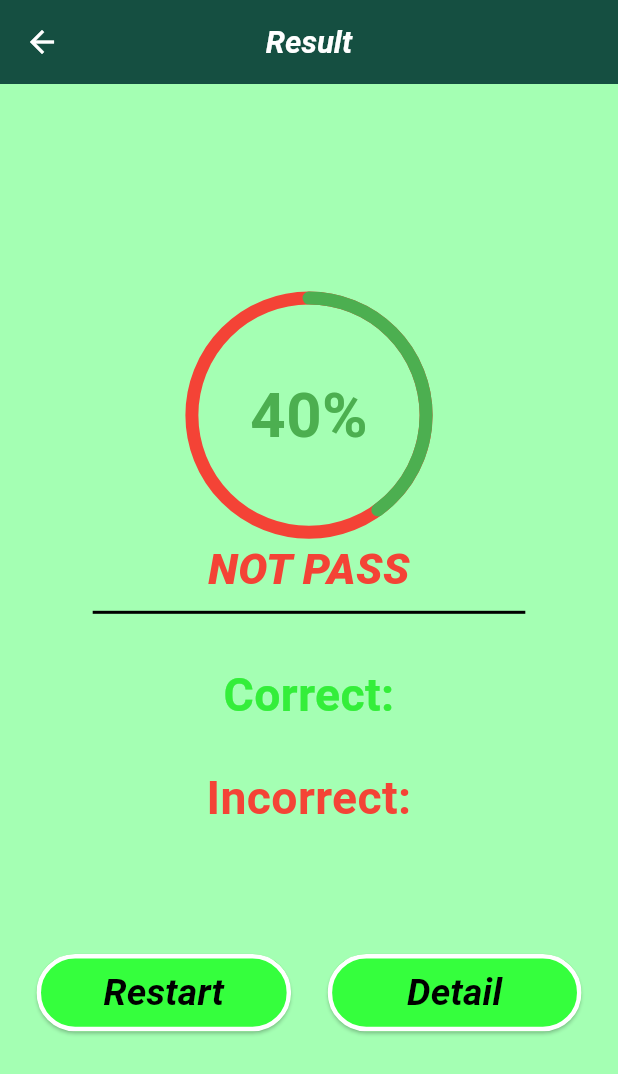
After one commit to nguyenntce/SU24-SEP490-KoreanDictionary-Mobile_app, a Flutter app: the ResultQuizScreen screen opened directly, on a phone screen of 412 x 824 dp. The commit adds this screen. Shown: the top 1074 px of the screen. Run offline on Flutter 3.47's test engine with Material 3 defaults, Android fonts, the phone set to English and light mode, and no system bars; drawn by our look-alikes of percent_indicator; our stand-ins replace country_picker, firebase_auth, firebase_core, flip_card, fluttertoast, google_sign_in and 1 more; accounts and stored records are empty; generated files the repository leaves out were written again.

Commit message:
add screen type quiz, result quiz

```diff
--- /dev/null
+++ b/lib/pages/pages_menu/page_quiz/detailresult_quiz_screen.dart
@@ -0,0 +1,64 @@
+import 'package:flutter/material.dart';
+
+class DetailresultQuizScreen extends StatefulWidget {
+  const DetailresultQuizScreen({super.key});
+
+  @override
+  State<DetailresultQuizScreen> createState() => _DetailresultQuizScreenState();
+}
+
+class _DetailresultQuizScreenState extends State<DetailresultQuizScreen> {
+  @override
+  Widget build(BuildContext context) {
+    double screenWidth = MediaQuery.of(context).size.width;
+    double screenHeight = MediaQuery.of(context).size.height;
+    double titleFontSize = screenWidth * 0.05;
+    double imageContainerHeight = screenHeight * 0.1;
+
+    return Scaffold(
+      backgroundColor: Color(0xFFA4FFB3),
+      appBar: AppBar(
+        backgroundColor: Color(0xFF154F41),
+        leading: IconButton(
+          icon: Icon(Icons.arrow_back, color: Colors.white),
+          onPressed: () {
+            Navigator.of(context).pop();
+          },
+        ),
+        title: Text(
+          'Setting',
+          style: TextStyle(
+            fontSize: titleFontSize * 1.5,
+            fontWeight: FontWeight.bold,
+            fontStyle: FontStyle.italic,
+            color: Colors.white,
+          ),
+        ),
+        centerTitle: true,
+      ),
+      body: ListView(
+        children: [
+          Padding(
+            padding: EdgeInsets.symmetric(horizontal: screenWidth * 0.00),
+            child: Container(
+              decoration: BoxDecoration(
+                color: Colors.white,
+                border: Border.all(
+                  color: Colors.black,
+                  width: 1,
+                ),
+              ),
+              height: imageContainerHeight,
+              width: double.infinity,
+              child: Row(
+                children: [
+                  SizedBox(width: screenWidth * 0.05),
+                ],
+              ),
+            ),
+          ),
+        ],
+      ),
+    );
+  }
+}
--- a/lib/pages/pages_menu/page_quiz/listenandfillword_screen.dart
+++ b/lib/pages/pages_menu/page_quiz/listenandfillword_screen.dart
@@ -2,6 +2,7 @@ import 'package:flutter/material.dart';
 import 'dart:async';
 
 import 'package:myapp/pages/home_screen.dart';
+import 'package:myapp/pages/pages_menu/page_quiz/result_quiz_screen.dart';
 
 class ListenandfillwordScreen extends StatefulWidget {
   final int durationInSeconds;
@@ -150,7 +151,7 @@ class _ListenandfillwordScreenState extends State<ListenandfillwordScreen> {
                           stopTimer();
                           Navigator.of(context).pushReplacement(
                             MaterialPageRoute(
-                              builder: (context) => HomeScreen(),
+                              builder: (context) => ResultQuizScreen(),
                             ),
                           );
                         },
--- a/lib/pages/pages_menu/page_quiz/pictureandchooseword_screen.dart
+++ b/lib/pages/pages_menu/page_quiz/pictureandchooseword_screen.dart
@@ -2,6 +2,7 @@ import 'package:flutter/material.dart';
 import 'dart:async';
 
 import 'package:myapp/pages/home_screen.dart';
+import 'package:myapp/pages/pages_menu/page_quiz/result_quiz_screen.dart';
 
 class PictureandchoosewordScreen extends StatefulWidget {
   final int durationInSeconds;
@@ -165,7 +166,7 @@ class _ListenandfillwordScreenState extends State<PictureandchoosewordScreen> {
                           stopTimer();
                           Navigator.of(context).pushReplacement(
                             MaterialPageRoute(
-                              builder: (context) => HomeScreen(),
+                              builder: (context) => ResultQuizScreen(),
                             ),
                           );
                         },
--- a/lib/pages/pages_menu/page_quiz/questionandchoosepicture_screen.dart
+++ b/lib/pages/pages_menu/page_quiz/questionandchoosepicture_screen.dart
@@ -2,6 +2,7 @@ import 'package:flutter/material.dart';
 import 'dart:async';
 
 import 'package:myapp/pages/home_screen.dart';
+import 'package:myapp/pages/pages_menu/page_quiz/result_quiz_screen.dart';
 
 class QuestionandchoosepictureScreen extends StatefulWidget {
   final int durationInSeconds;
@@ -151,7 +152,7 @@ class _ListenandfillwordScreenState
                           stopTimer();
                           Navigator.of(context).pushReplacement(
                             MaterialPageRoute(
-                              builder: (context) => HomeScreen(),
+                              builder: (context) => ResultQuizScreen(),
                             ),
                           );
                         },
--- /dev/null
+++ b/lib/pages/pages_menu/page_quiz/result_quiz_screen.dart
@@ -0,0 +1,214 @@
+import 'package:flutter/material.dart';
+import 'package:myapp/pages/pages_menu/page_quiz/detailresult_quiz_screen.dart';
+import 'package:percent_indicator/percent_indicator.dart';
+
+class ResultQuizScreen extends StatefulWidget {
+  @override
+  _ResultQuizScreenState createState() => _ResultQuizScreenState();
+}
+
+class _ResultQuizScreenState extends State<ResultQuizScreen> {
+  static const double _titleFontSizeRatio = 0.05;
+  static const double _indicatorSizeRatio = 0.2;
+  static const double _indicatorLineWidthRatio = 0.021;
+  static const double _indicatorTextSizeRatio = 0.1;
+  static const double _appBarHeight = kToolbarHeight;
+
+  double _percent = 0.4; // Thay đổi giá trị percent tùy thuộc vào kết quả
+
+  @override
+  Widget build(BuildContext context) {
+    double screenWidth = MediaQuery.of(context).size.width;
+    double screenHeight = MediaQuery.of(context).size.height;
+    double titleFontSize = screenWidth * _titleFontSizeRatio;
+    double indicatorSize = screenWidth * _indicatorSizeRatio;
+    double indicatorLineWidth = screenWidth * _indicatorLineWidthRatio;
+    double indicatorTextSize = screenWidth * _indicatorTextSizeRatio;
+    double editFontSize = screenWidth * 0.05;
+    return Scaffold(
+      backgroundColor: const Color(0xFFA4FFB3),
+      appBar: AppBar(
+        backgroundColor: Color(0xFF154F41),
+        leading: IconButton(
+          icon: Icon(Icons.arrow_back, color: Colors.white),
+          onPressed: () {
+            Navigator.of(context).pop();
+          },
+        ),
+        title: Text(
+          'Result',
+          style: TextStyle(
+            fontSize: titleFontSize,
+            fontWeight: FontWeight.bold,
+            fontStyle: FontStyle.italic,
+            color: Colors.white,
+          ),
+        ),
+        centerTitle: true,
+      ),
+      body: Stack(
+        children: [
+          Positioned(
+            top: _appBarHeight + screenHeight * 0.1,
+            left: screenWidth * 0.3,
+            child: Column(
+              mainAxisAlignment: MainAxisAlignment.center,
+              children: [
+                CircularPercentIndicator(
+                  animation: true,
+                  animationDuration: 1000,
+                  radius: indicatorSize,
+                  lineWidth: indicatorLineWidth,
+                  percent: _percent,
+                  progressColor: Colors.green,
+                  backgroundColor: Colors.red,
+                  circularStrokeCap: CircularStrokeCap.round,
+                  center: AnimatedSwitcher(
+                    duration: Duration(milliseconds: 500),
+                    child: Text(
+                      '${(_percent * 100).toStringAsFixed(0)}%',
+                      key: ValueKey<double>(_percent),
+                      style: TextStyle(
+                        fontSize: indicatorTextSize,
+                        fontWeight: FontWeight.bold,
+                        color: Colors.green,
+                      ),
+                    ),
+                  ),
+                ),
+                SizedBox(
+                  height: screenHeight * 0.08,
+                ),
+              ],
+            ),
+          ),
+          Positioned(
+            top: _appBarHeight + screenHeight * 0.3,
+            left: 0,
+            right: 0,
+            child: Column(
+              children: [
+                Text(
+                  'NOT PASS',
+                  textAlign: TextAlign.center,
+                  style: TextStyle(
+                    fontSize: editFontSize * 1.4,
+                    fontWeight: FontWeight.w800,
+                    color: Colors.red,
+                    fontStyle: FontStyle.italic,
+                  ),
+                ),
+                Padding(
+                  padding: EdgeInsets.symmetric(
+                    horizontal: screenWidth * 0.15,
+                  ),
+                  child: Divider(
+                    color: Colors.black,
+                    thickness: 2,
+                  ),
+                ),
+                SizedBox(height: screenHeight * 0.03),
+                Text(
+                  'Correct:',
+                  textAlign: TextAlign.center,
+                  style: TextStyle(
+                    fontSize: editFontSize * 1.5,
+                    fontWeight: FontWeight.bold,
+                    color: const Color.fromARGB(255, 52, 238, 58),
+                  ),
+                ),
+                SizedBox(height: screenHeight * 0.03),
+                Text(
+                  'Incorrect:',
+                  textAlign: TextAlign.center,
+                  style: TextStyle(
+                    fontSize: editFontSize * 1.5,
+                    fontWeight: FontWeight.bold,
+                    color: Colors.red,
+                  ),
+                ),
+                SizedBox(height: screenHeight * 0.1), // Add some space
+                Row(
+                  mainAxisAlignment: MainAxisAlignment.spaceEvenly,
+                  children: [
+                    ElevatedButton(
+                      onPressed: () {
+                        // Code xử lý khi nhấn nút Restart
+                      },
+                      style: ElevatedButton.styleFrom(
+                        backgroundColor: Color(0xFF35FF3D),
+                        shape: RoundedRectangleBorder(
+                          borderRadius: BorderRadius.circular(30.0),
+                        ),
+                        side: BorderSide(
+                          width: 3,
+                          color: Colors.white,
+                        ),
+                      ),
+                      child: Padding(
+                        padding: EdgeInsets.symmetric(
+                          horizontal: screenWidth * 0.05,
+                          vertical: screenHeight * 0.01,
+                        ),
+                        child: Text(
+                          'Restart',
+                          style: TextStyle(
+                            fontSize: titleFontSize * 1.2,
+                            color: Colors.black,
+                            fontWeight: FontWeight.bold,
+                            fontStyle: FontStyle.italic,
+                          ),
+                        ),
+                      ),
+                    ),
+                    ElevatedButton(
+                      onPressed: () {
+                        // Code xử lý khi nhấn nút Detail
+                      },
+                      style: ElevatedButton.styleFrom(
+                        backgroundColor: Color(0xFF35FF3D),
+                        shape: RoundedRectangleBorder(
+                          borderRadius: BorderRadius.circular(30.0),
+                        ),
+                        side: BorderSide(
+                          width: 3,
+                          color: Colors.white,
+                        ),
+                      ),
+                      child: Padding(
+                        padding: EdgeInsets.symmetric(
+                          horizontal: screenWidth * 0.07,
+                          vertical: screenHeight * 0.01,
+                        ),
+                        child: GestureDetector(
+                          onTap: () {
+                            // Thực hiện hành động khi nhấn vào phần tử này
+                            Navigator.push(
+                              context,
+                              MaterialPageRoute(
+                                  builder: (context) =>
+                                      DetailresultQuizScreen()),
+                            );
+                          },
+                          child: Text(
+                            'Detail',
+                            style: TextStyle(
+                              fontSize: titleFontSize * 1.2,
+                              color: Colors.black,
+                              fontWeight: FontWeight.bold,
+                              fontStyle: FontStyle.italic,
+                            ),
+                          ),
+                        ),
+                      ),
+                    ),
+                  ],
+                ),
+              ],
+            ),
+          ),
+        ],
+      ),
+    );
+  }
+}
--- a/lib/pages/pages_menu/quiz_screen.dart
+++ b/lib/pages/pages_menu/quiz_screen.dart
@@ -1,5 +1,4 @@
 import 'package:flutter/material.dart';
-import 'package:myapp/pages/home_screen.dart';
 import 'package:myapp/pages/pages_menu/page_quiz/listenandfillword_screen.dart';
 import 'package:myapp/pages/pages_menu/page_quiz/pictureandchooseword_screen.dart';
 import 'package:myapp/pages/pages_menu/page_quiz/questionandchoosepicture_screen.dart';
--- a/pubspec.yaml
+++ b/pubspec.yaml
@@ -48,6 +48,7 @@ dependencies:
   media_scanner: ^2.1.0
   flutter_flip_card: ^0.0.6
   flip_card: ^0.7.0
+  percent_indicator: ^4.2.3
 
 dev_dependencies:
   flutter_test:
```
Also changed, not shown: pubspec.lock.
